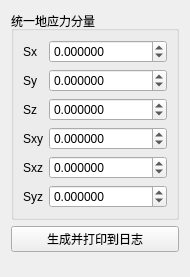
The window that plugins/Base_PhysicalField/GeoStressPointPage.ui (asd977/base_cae) describes before a commit, drawn with Qt 5.
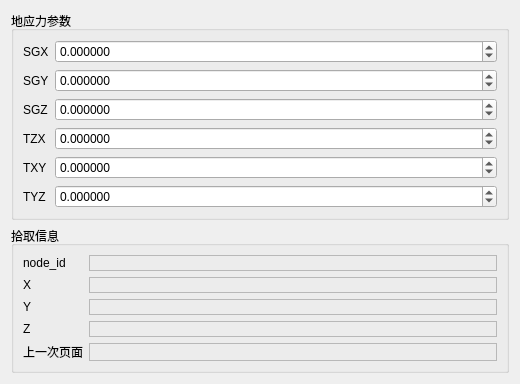
The same window after the commit.

```diff
--- a/plugins/Base_PhysicalField/GeoStressPointPage.ui
+++ b/plugins/Base_PhysicalField/GeoStressPointPage.ui
@@ -1,1 +1,275 @@
-<?xml version="1.0" encoding="UTF-8"?> <ui version="4.0"> <class>GeoStressPointPage</class> <widget class="QWidget" name="GeoStressPointPage"> <property name="geometry"> <rect> <x>0</x> <y>0</y> <width>190</width> <height>277</height> </rect> </property> <property name="windowTitle"> <string>现场地应力测点</string> </property> <layout class="QVBoxLayout" name="verticalLayout"> <item> <widget class="QGroupBox" name="groupBoxStress"> <property name="title"> <string>统一地应力分量</string> </property> <layout class="QGridLayout" name="gridLayout"> <item row="0" column="0"> <widget class="QLabel" name="labelSx"> <property name="sizePolicy"> <sizepolicy hsizetype="Fixed" vsizetype="Preferred"> <horstretch>0</horstretch> <verstretch>0</verstretch> </sizepolicy> </property> <property name="text"> <string>Sx</string> </property> </widget> </item> <item row="0" column="1"> <widget class="QDoubleSpinBox" name="spinSx"> <property name="decimals"> <number>6</number> </property> <property name="minimum"> <double>-1000000000000.000000000000000</double> </property> <property name="maximum"> <double>1000000000000.000000000000000</double> </property> </widget> </item> <item row="1" column="0"> <widget class="QLabel" name="labelSy"> <property name="sizePolicy"> <sizepolicy hsizetype="Fixed" vsizetype="Preferred"> <horstretch>0</horstretch> <verstretch>0</verstretch> </sizepolicy> </property> <property name="text"> <string>Sy</string> </property> </widget> </item> <item row="1" column="1"> <widget class="QDoubleSpinBox" name="spinSy"> <property name="decimals"> <number>6</number> </property> <property name="minimum"> <double>-1000000000000.000000000000000</double> </property> <property name="maximum"> <double>1000000000000.000000000000000</double> </property> </widget> </item> <item row="2" column="0"> <widget class="QLabel" name="labelSz"> <property name="sizePolicy"> <sizepolicy hsizetype="Fixed" vsizetype="Preferred"> <horstretch>0</horstretch> <verstretch>0</verstretch> </sizepolicy> </property> <property name="text"> <string>Sz</string> </property> </widget> </item> <item row="2" column="1"> <widget class="QDoubleSpinBox" name="spinSz"> <property name="decimals"> <number>6</number> </property> <property name="minimum"> <double>-1000000000000.000000000000000</double> </property> <property name="maximum"> <double>1000000000000.000000000000000</double> </property> </widget> </item> <item row="3" column="0"> <widget class="QLabel" name="labelSxy"> <property name="sizePolicy"> <sizepolicy hsizetype="Fixed" vsizetype="Preferred"> <horstretch>0</horstretch> <verstretch>0</verstretch> </sizepolicy> </property> <property name="text"> <string>Sxy</string> </property> </widget> </item> <item row="3" column="1"> <widget class="QDoubleSpinBox" name="spinSxy"> <property name="decimals"> <number>6</number> </property> <property name="minimum"> <double>-1000000000000.000000000000000</double> </property> <property name="maximum"> <double>1000000000000.000000000000000</double> </property> </widget> </item> <item row="4" column="0"> <widget class="QLabel" name="labelSxz"> <property name="sizePolicy"> <sizepolicy hsizetype="Fixed" vsizetype="Preferred"> <horstretch>0</horstretch> <verstretch>0</verstretch> </sizepolicy> </property> <property name="text"> <string>Sxz</string> </property> </widget> </item> <item row="4" column="1"> <widget class="QDoubleSpinBox" name="spinSxz"> <property name="decimals"> <number>6</number> </property> <property name="minimum"> <double>-1000000000000.000000000000000</double> </property> <property name="maximum"> <double>1000000000000.000000000000000</double> </property> </widget> </item> <item row="5" column="0"> <widget class="QLabel" name="labelSyz"> <property name="sizePolicy"> <sizepolicy hsizetype="Fixed" vsizetype="Preferred"> <horstretch>0</horstretch> <verstretch>0</verstretch> </sizepolicy> </property> <property name="text"> <string>Syz</string> </property> </widget> </item> <item row="5" column="1"> <widget class="QDoubleSpinBox" name="spinSyz"> <property name="decimals"> <number>6</number> </property> <property name="minimum"> <double>-1000000000000.000000000000000</double> </property> <property name="maximum"> <double>1000000000000.000000000000000</double> </property> </widget> </item> </layout> </widget> </item> <item> <widget class="QPushButton" name="btnGenerate"> <property name="text"> <string>生成并打印到日志</string> </property> </widget> </item> <item> <spacer name="verticalSpacer"> <property name="orientation"> <enum>Qt::Orientation::Vertical</enum> </property> <property name="sizeHint" stdset="0"> <size> <width>20</width> <height>40</height> </size> </property> </spacer> </item> </layout> </widget> <resources/> <connections/> </ui>
+<?xml version="1.0" encoding="UTF-8"?>
+<ui version="4.0">
+ <class>GeoStressPointPage</class>
+ <widget class="QWidget" name="GeoStressPointPage">
+  <property name="geometry">
+   <rect>
+    <x>0</x>
+    <y>0</y>
+    <width>520</width>
+    <height>360</height>
+   </rect>
+  </property>
+  <property name="windowTitle">
+   <string>GeoStressPointPage</string>
+  </property>
+  <layout class="QVBoxLayout" name="verticalLayout">
+   <item>
+    <widget class="QGroupBox" name="groupBoxParams">
+     <property name="title">
+      <string>地应力参数</string>
+     </property>
+     <layout class="QGridLayout" name="gridLayoutParams">
+      <item row="0" column="1">
+       <widget class="QDoubleSpinBox" name="spinSx">
+        <property name="decimals">
+         <number>6</number>
+        </property>
+        <property name="minimum">
+         <double>-1000000000000.000000000000000</double>
+        </property>
+        <property name="maximum">
+         <double>1000000000000.000000000000000</double>
+        </property>
+       </widget>
+      </item>
+      <item row="3" column="1">
+       <widget class="QDoubleSpinBox" name="spinSxz">
+        <property name="decimals">
+         <number>6</number>
+        </property>
+        <property name="minimum">
+         <double>-1000000000000.000000000000000</double>
+        </property>
+        <property name="maximum">
+         <double>1000000000000.000000000000000</double>
+        </property>
+       </widget>
+      </item>
+      <item row="3" column="0">
+       <widget class="QLabel" name="labelSxz">
+        <property name="sizePolicy">
+         <sizepolicy hsizetype="Fixed" vsizetype="Preferred">
+          <horstretch>0</horstretch>
+          <verstretch>0</verstretch>
+         </sizepolicy>
+        </property>
+        <property name="text">
+         <string>TZX</string>
+        </property>
+       </widget>
+      </item>
+      <item row="0" column="0">
+       <widget class="QLabel" name="labelSx">
+        <property name="text">
+         <string>SGX</string>
+        </property>
+       </widget>
+      </item>
+      <item row="4" column="0">
+       <widget class="QLabel" name="labelSxy">
+        <property name="text">
+         <string>TXY</string>
+        </property>
+       </widget>
+      </item>
+      <item row="2" column="0">
+       <widget class="QLabel" name="labelSz">
+        <property name="text">
+         <string>SGZ</string>
+        </property>
+       </widget>
+      </item>
+      <item row="1" column="0">
+       <widget class="QLabel" name="labelSy">
+        <property name="sizePolicy">
+         <sizepolicy hsizetype="Fixed" vsizetype="Preferred">
+          <horstretch>0</horstretch>
+          <verstretch>0</verstretch>
+         </sizepolicy>
+        </property>
+        <property name="text">
+         <string>SGY</string>
+        </property>
+       </widget>
+      </item>
+      <item row="4" column="1">
+       <widget class="QDoubleSpinBox" name="spinSxy">
+        <property name="decimals">
+         <number>6</number>
+        </property>
+        <property name="minimum">
+         <double>-1000000000000.000000000000000</double>
+        </property>
+        <property name="maximum">
+         <double>1000000000000.000000000000000</double>
+        </property>
+       </widget>
+      </item>
+      <item row="2" column="1">
+       <widget class="QDoubleSpinBox" name="spinSz">
+        <property name="decimals">
+         <number>6</number>
+        </property>
+        <property name="minimum">
+         <double>-1000000000000.000000000000000</double>
+        </property>
+        <property name="maximum">
+         <double>1000000000000.000000000000000</double>
+        </property>
+       </widget>
+      </item>
+      <item row="1" column="1">
+       <widget class="QDoubleSpinBox" name="spinSy">
+        <property name="decimals">
+         <number>6</number>
+        </property>
+        <property name="minimum">
+         <double>-1000000000000.000000000000000</double>
+        </property>
+        <property name="maximum">
+         <double>1000000000000.000000000000000</double>
+        </property>
+       </widget>
+      </item>
+      <item row="5" column="0">
+       <widget class="QLabel" name="labelSyz">
+        <property name="text">
+         <string>TYZ</string>
+        </property>
+       </widget>
+      </item>
+      <item row="5" column="1">
+       <widget class="QDoubleSpinBox" name="spinSyz">
+        <property name="decimals">
+         <number>6</number>
+        </property>
+        <property name="minimum">
+         <double>-1000000000000.000000000000000</double>
+        </property>
+        <property name="maximum">
+         <double>1000000000000.000000000000000</double>
+        </property>
+       </widget>
+      </item>
+     </layout>
+    </widget>
+   </item>
+   <item>
+    <widget class="QGroupBox" name="groupBoxPick">
+     <property name="title">
+      <string>拾取信息</string>
+     </property>
+     <layout class="QGridLayout" name="gridLayoutPick">
+      <item row="0" column="0">
+       <widget class="QLabel" name="labelNodeId">
+        <property name="sizePolicy">
+         <sizepolicy hsizetype="Fixed" vsizetype="Preferred">
+          <horstretch>0</horstretch>
+          <verstretch>0</verstretch>
+         </sizepolicy>
+        </property>
+        <property name="text">
+         <string>node_id</string>
+        </property>
+       </widget>
+      </item>
+      <item row="0" column="1">
+       <widget class="QLabel" name="labelNodeIdValue">
+        <property name="frameShape">
+         <enum>QFrame::Shape::StyledPanel</enum>
+        </property>
+        <property name="text">
+         <string/>
+        </property>
+       </widget>
+      </item>
+      <item row="1" column="0">
+       <widget class="QLabel" name="labelX">
+        <property name="text">
+         <string>X</string>
+        </property>
+       </widget>
+      </item>
+      <item row="1" column="1">
+       <widget class="QLabel" name="labelXValue">
+        <property name="frameShape">
+         <enum>QFrame::Shape::StyledPanel</enum>
+        </property>
+        <property name="text">
+         <string/>
+        </property>
+       </widget>
+      </item>
+      <item row="2" column="0">
+       <widget class="QLabel" name="labelY">
+        <property name="text">
+         <string>Y</string>
+        </property>
+       </widget>
+      </item>
+      <item row="2" column="1">
+       <widget class="QLabel" name="labelYValue">
+        <property name="frameShape">
+         <enum>QFrame::Shape::StyledPanel</enum>
+        </property>
+        <property name="text">
+         <string/>
+        </property>
+       </widget>
+      </item>
+      <item row="3" column="0">
+       <widget class="QLabel" name="labelZ">
+        <property name="text">
+         <string>Z</string>
+        </property>
+       </widget>
+      </item>
+      <item row="3" column="1">
+       <widget class="QLabel" name="labelZValue">
+        <property name="frameShape">
+         <enum>QFrame::Shape::StyledPanel</enum>
+        </property>
+        <property name="text">
+         <string/>
+        </property>
+       </widget>
+      </item>
+      <item row="4" column="0">
+       <widget class="QLabel" name="labelPrevOwner">
+        <property name="text">
+         <string>上一次页面</string>
+        </property>
+       </widget>
+      </item>
+      <item row="4" column="1">
+       <widget class="QLabel" name="labelPrevOwnerValue">
+        <property name="frameShape">
+         <enum>QFrame::Shape::StyledPanel</enum>
+        </property>
+        <property name="text">
+         <string/>
+        </property>
+       </widget>
+      </item>
+     </layout>
+    </widget>
+   </item>
+   <item>
+    <spacer name="verticalSpacer">
+     <property name="orientation">
+      <enum>Qt::Orientation::Vertical</enum>
+     </property>
+     <property name="sizeHint" stdset="0">
+      <size>
+       <width>20</width>
+       <height>40</height>
+      </size>
+     </property>
+    </spacer>
+   </item>
+  </layout>
+ </widget>
+ <resources/>
+ <connections/>
+</ui>
```
